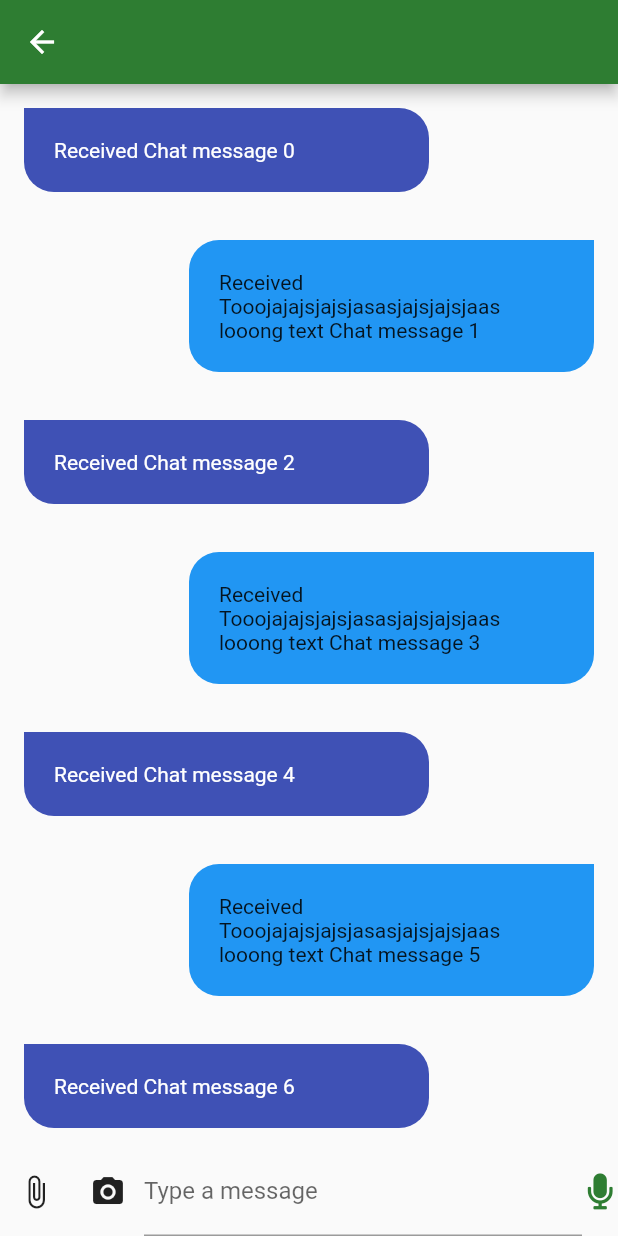
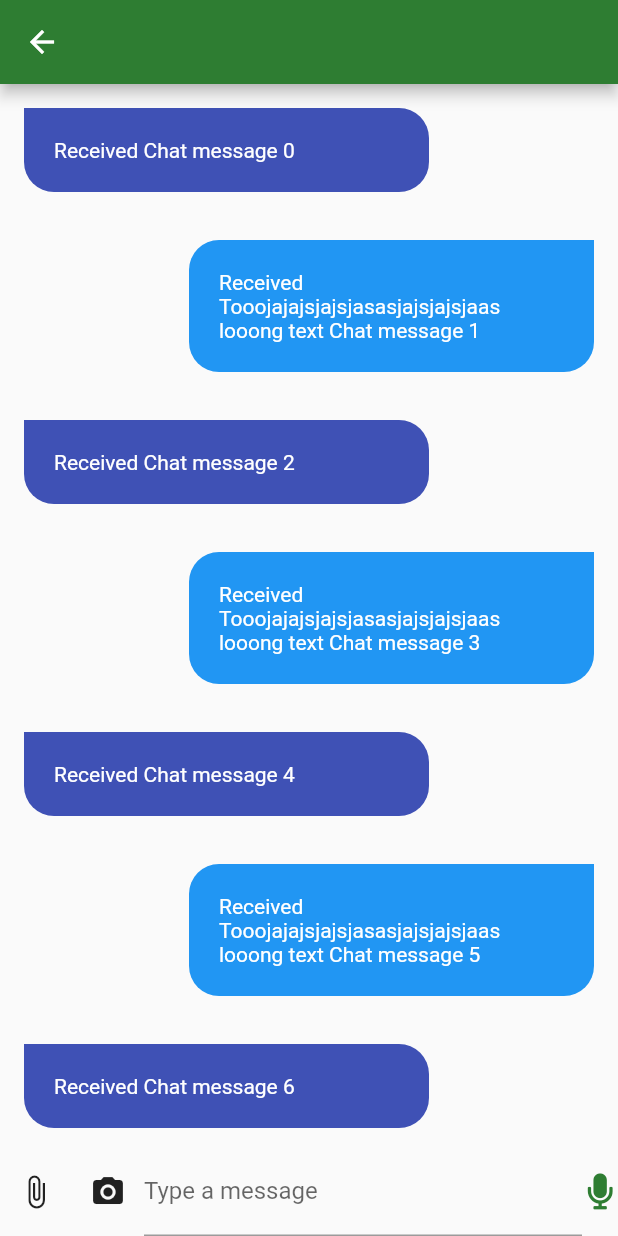
Before and after one commit to ogomaemmanuel/ShoppingCartMobileFlutter, a Flutter app: the ChatBox screen opened directly with empty values, on a phone screen of 412 x 824 dp. Run offline on Flutter 3.47's test engine with Material 2 defaults, Android fonts, the phone set to English and light mode, and no system bars; our stand-ins replace cached_network_image, carousel_pro, font_awesome_flutter, share; missing offline and left inert: signalr_client.

```diff
--- a/lib/pages/chat/sent_message.dart
+++ b/lib/pages/chat/sent_message.dart
@@ -19,7 +19,7 @@ class SentMessage extends StatelessWidget {
             padding: EdgeInsets.all(20.0),
             child: Container(
               width: 230.0,
-              child: Text(message),
+              child: Text(message,style: TextStyle(color:Colors.white)),
             ),
           ),
         )
```
Also changed, not shown: lib/pages/home/HomeWidgets.dart (+6 -4 lines).
